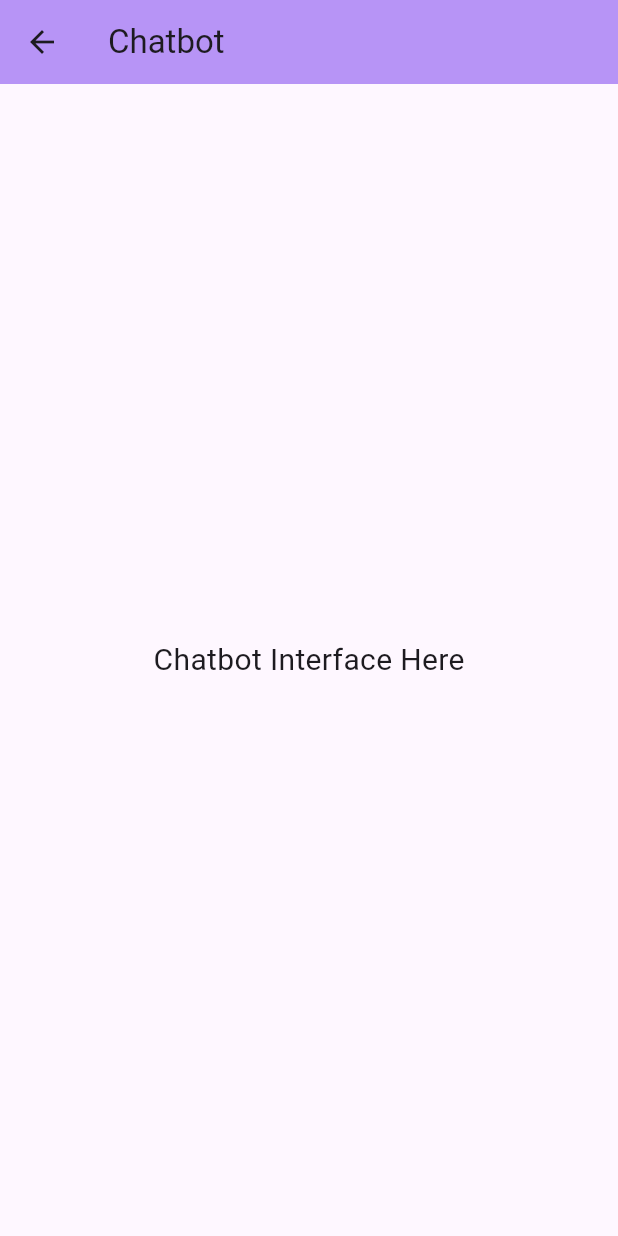
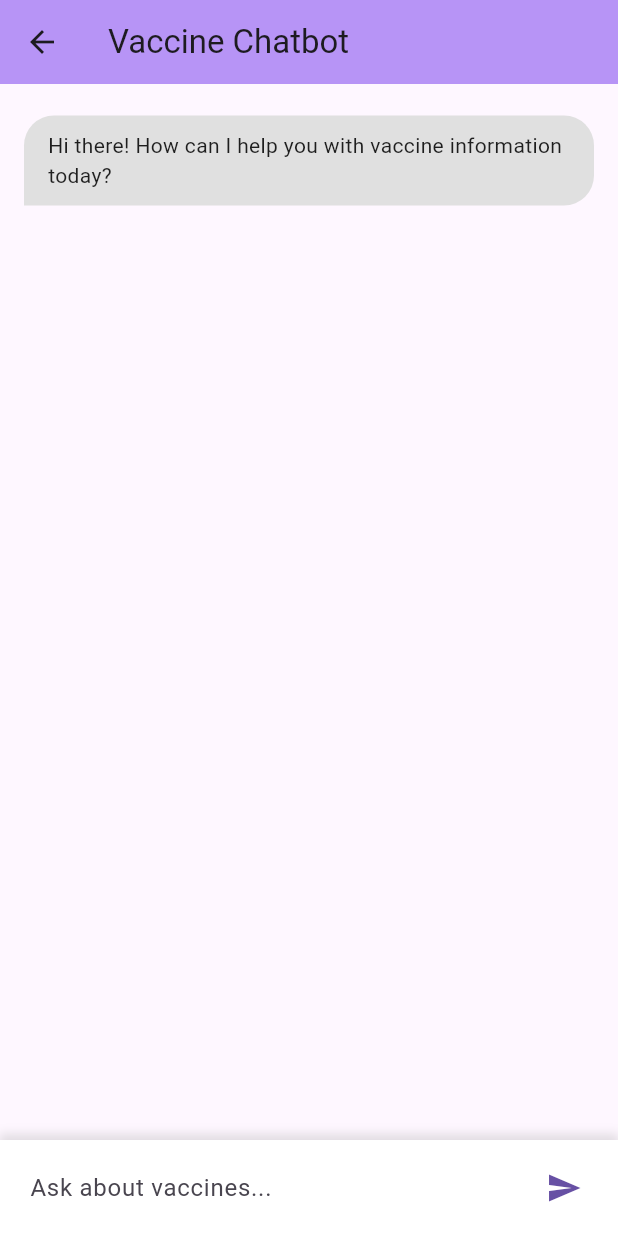
Before and after one commit to shivenrshukla/VaccineVault, a Flutter app: the ChatbotScreen screen opened directly, on a phone screen of 412 x 824 dp. Run offline on Flutter 3.47's test engine with Material 3 defaults, Android fonts, the phone set to English and light mode, and no system bars; our stand-ins replace flutter_secure_storage; accounts and stored records are empty; Roboto replaces fonts that are missing (SF Pro Display).

Commit message:
chatbot frontend

```diff
--- a/frontend/lib/screens/chatbot_screen.dart
+++ b/frontend/lib/screens/chatbot_screen.dart
@@ -1,17 +1,171 @@
+// lib/screens/chatbot_screen.dart
 import 'package:flutter/material.dart';
 
-class ChatbotScreen extends StatelessWidget {
+// Simple model for a chat message
+class ChatMessage {
+  final String text;
+  final bool isUserMessage;
+
+  ChatMessage({required this.text, required this.isUserMessage});
+}
+
+class ChatbotScreen extends StatefulWidget {
   const ChatbotScreen({super.key});
+
+  @override
+  State<ChatbotScreen> createState() => _ChatbotScreenState();
+}
+
+class _ChatbotScreenState extends State<ChatbotScreen> {
+  final TextEditingController _textController = TextEditingController();
+  final List<ChatMessage> _messages = [
+    // Initial welcome message from the bot
+    ChatMessage(
+      text: 'Hi there! How can I help you with vaccine information today?',
+      isUserMessage: false,
+    ),
+  ];
+  final ScrollController _scrollController = ScrollController();
+
+  void _sendMessage(String text) {
+    if (text.trim().isEmpty) return;
+
+    setState(() {
+      _messages.add(ChatMessage(text: text, isUserMessage: true));
+      // TODO: Add logic here to get a response from your actual chatbot backend
+      // For now, we'll just add a placeholder bot response.
+      _messages.add(
+        ChatMessage(
+          text: 'Thinking...', // Placeholder for bot response
+          isUserMessage: false,
+        ),
+      );
+    });
+
+    _textController.clear();
+    _scrollToBottom();
+
+    // Simulate bot response delay and replace "Thinking..."
+    Future.delayed(const Duration(seconds: 1), () {
+      setState(() {
+        _messages.removeLast(); // Remove "Thinking..."
+        _messages.add(
+          ChatMessage(
+            text: 'This is a simulated bot response for: "$text"',
+            isUserMessage: false,
+          ),
+        );
+      });
+      _scrollToBottom();
+    });
+  }
+
+  // Helper to scroll to the latest message
+  void _scrollToBottom() {
+    WidgetsBinding.instance.addPostFrameCallback((_) {
+      if (_scrollController.hasClients) {
+        _scrollController.animateTo(
+          _scrollController.position.maxScrollExtent,
+          duration: const Duration(milliseconds: 300),
+          curve: Curves.easeOut,
+        );
+      }
+    });
+  }
 
   @override
   Widget build(BuildContext context) {
     return Scaffold(
       appBar: AppBar(
-        title: const Text('Chatbot'),
+        title: const Text('Vaccine Chatbot'),
         backgroundColor: const Color(0xFFB794F6), // Matching card color
       ),
-      body: const Center(
-        child: Text('Chatbot Interface Here', style: TextStyle(fontSize: 20)),
+      body: Column(
+        children: [
+          // Chat messages area
+          Expanded(
+            child: ListView.builder(
+              controller: _scrollController,
+              padding: const EdgeInsets.all(16.0),
+              itemCount: _messages.length,
+              itemBuilder: (context, index) {
+                final message = _messages[index];
+                return _buildMessageBubble(message);
+              },
+            ),
+          ),
+          // Input area
+          _buildInputArea(),
+        ],
+      ),
+    );
+  }
+
+  // Builds a single chat message bubble
+  Widget _buildMessageBubble(ChatMessage message) {
+    return Align(
+      alignment: message.isUserMessage
+          ? Alignment.centerRight
+          : Alignment.centerLeft,
+      child: Container(
+        margin: const EdgeInsets.symmetric(vertical: 5.0),
+        padding: const EdgeInsets.symmetric(horizontal: 16.0, vertical: 10.0),
+        decoration: BoxDecoration(
+          color: message.isUserMessage
+              ? Theme.of(context).primaryColor.withOpacity(0.8)
+              : Colors.grey[300],
+          borderRadius: BorderRadius.circular(20.0).copyWith(
+            bottomLeft: message.isUserMessage
+                ? const Radius.circular(20.0)
+                : const Radius.circular(0),
+            bottomRight: message.isUserMessage
+                ? const Radius.circular(0)
+                : const Radius.circular(20.0),
+          ),
+        ),
+        child: Text(
+          message.text,
+          style: TextStyle(
+            color: message.isUserMessage ? Colors.white : Colors.black87,
+          ),
+        ),
+      ),
+    );
+  }
+
+  // Builds the text input field and send button row
+  Widget _buildInputArea() {
+    return Container(
+      padding: const EdgeInsets.symmetric(horizontal: 12.0, vertical: 8.0),
+      decoration: BoxDecoration(
+        color: Colors.white,
+        boxShadow: [
+          BoxShadow(
+            color: Colors.grey.withOpacity(0.3),
+            spreadRadius: 1,
+            blurRadius: 5,
+            offset: const Offset(0, -3), // changes position of shadow
+          ),
+        ],
+      ),
+      child: Row(
+        children: [
+          Expanded(
+            child: TextField(
+              controller: _textController,
+              decoration: const InputDecoration(
+                hintText: 'Ask about vaccines...',
+                border: InputBorder.none,
+                contentPadding: EdgeInsets.symmetric(horizontal: 8.0),
+              ),
+              onSubmitted: _sendMessage, // Send message on keyboard submit
+            ),
+          ),
+          IconButton(
+            icon: Icon(Icons.send, color: Theme.of(context).primaryColor),
+            onPressed: () => _sendMessage(_textController.text),
+          ),
+        ],
       ),
     );
   }
```
